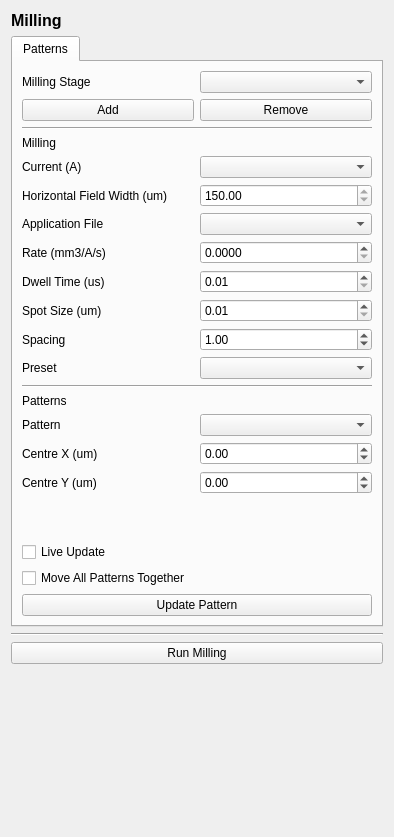
The window that fibsem/ui/qtdesigner_files/FibsemMillingWidget.ui (DeMarcoLab/fibsem) describes before a commit, drawn with Qt 5.
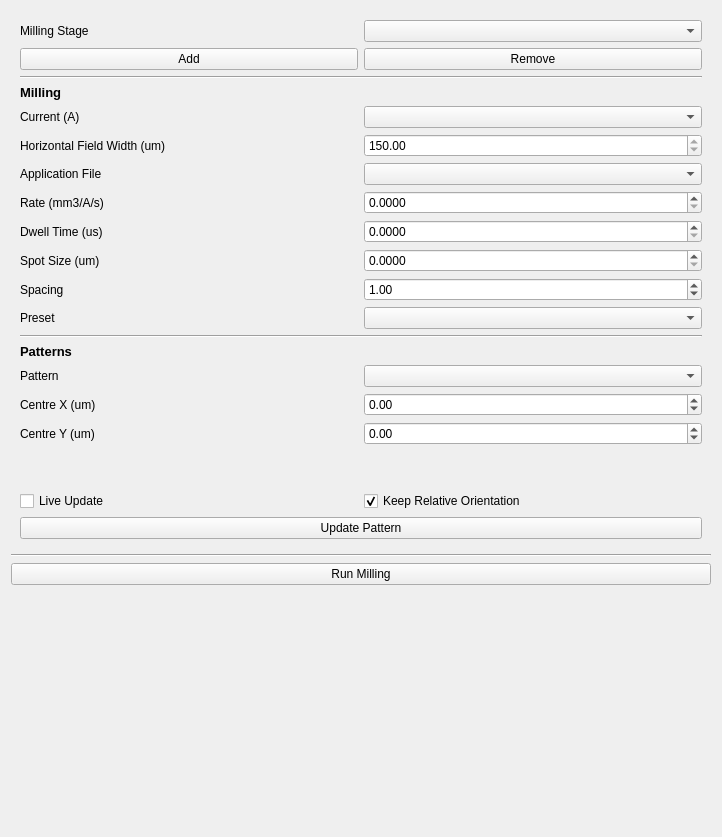
The same window after the commit.

Patch:
```diff
--- a/fibsem/ui/qtdesigner_files/FibsemMillingWidget.ui
+++ b/fibsem/ui/qtdesigner_files/FibsemMillingWidget.ui
@@ -6,7 +6,7 @@
    <rect>
     <x>0</x>
     <y>0</y>
-    <width>394</width>
+    <width>722</width>
     <height>837</height>
    </rect>
   </property>
@@ -14,21 +14,51 @@
    <string>Form</string>
   </property>
   <layout class="QGridLayout" name="gridLayout">
-   <item row="17" column="0" colspan="2">
-    <widget class="QTabWidget" name="tabWidget">
+   <item row="27" column="0" colspan="2">
+    <widget class="QLabel" name="label_info">
+     <property name="text">
+      <string/>
+     </property>
+     <property name="wordWrap">
+      <bool>true</bool>
+     </property>
+    </widget>
+   </item>
+   <item row="28" column="0" colspan="2">
+    <spacer name="verticalSpacer">
+     <property name="orientation">
+      <enum>Qt::Vertical</enum>
+     </property>
+     <property name="sizeHint" stdset="0">
+      <size>
+       <width>20</width>
+       <height>40</height>
+      </size>
+     </property>
+    </spacer>
+   </item>
+   <item row="18" column="0" colspan="2">
+    <widget class="Line" name="line">
+     <property name="orientation">
+      <enum>Qt::Horizontal</enum>
+     </property>
+    </widget>
+   </item>
+   <item row="26" column="0" colspan="2">
+    <widget class="QPushButton" name="pushButton_run_milling">
+     <property name="text">
+      <string>Run Milling</string>
+     </property>
+    </widget>
+   </item>
+   <item row="16" column="0" colspan="2">
+    <widget class="QFrame" name="frame">
      <property name="minimumSize">
       <size>
        <width>0</width>
        <height>0</height>
       </size>
      </property>
-     <property name="currentIndex">
-      <number>0</number>
-     </property>
-     <widget class="QWidget" name="tab_patterns">
-      <attribute name="title">
-       <string>Patterns</string>
-      </attribute>
       <layout class="QGridLayout" name="gridLayout_4">
        <item row="1" column="1">
         <widget class="QComboBox" name="comboBox_milling_stage"/>
@@ -38,6 +68,13 @@
        </item>
        <item row="4" column="0" colspan="2">
         <widget class="QLabel" name="label_milling_header">
+        <property name="font">
+         <font>
+          <pointsize>10</pointsize>
+          <weight>75</weight>
+          <bold>true</bold>
+         </font>
+        </property>
          <property name="text">
           <string>Milling</string>
          </property>
@@ -171,12 +208,21 @@
        </item>
        <item row="10" column="1">
         <widget class="QDoubleSpinBox" name="doubleSpinBox_spot_size">
+        <property name="decimals">
+         <number>4</number>
+        </property>
          <property name="minimum">
-          <double>0.010000000000000</double>
+         <double>0.000000000000000</double>
+        </property>
+        <property name="maximum">
+         <double>100000.000000000000000</double>
          </property>
          <property name="singleStep">
           <double>0.010000000000000</double>
          </property>
+        <property name="value">
+         <double>0.000000000000000</double>
+        </property>
         </widget>
        </item>
        <item row="10" column="0">
@@ -200,6 +246,9 @@
          <property name="singleStep">
           <double>0.010000000000000</double>
          </property>
+        <property name="value">
+         <double>0.000000000000000</double>
+        </property>
         </widget>
        </item>
        <item row="19" column="0">
@@ -257,12 +306,21 @@
        </item>
        <item row="9" column="1">
         <widget class="QDoubleSpinBox" name="doubleSpinBox_dwell_time">
+        <property name="decimals">
+         <number>4</number>
+        </property>
          <property name="minimum">
-          <double>0.010000000000000</double>
+         <double>0.000000000000000</double>
+        </property>
+        <property name="maximum">
+         <double>4000000.000000000000000</double>
          </property>
          <property name="singleStep">
           <double>0.010000000000000</double>
          </property>
+        <property name="value">
+         <double>0.000000000000000</double>
+        </property>
         </widget>
        </item>
        <item row="7" column="1">
@@ -277,6 +335,13 @@
        </item>
        <item row="14" column="0" colspan="2">
         <widget class="QLabel" name="label_patterns_header">
+        <property name="font">
+         <font>
+          <pointsize>10</pointsize>
+          <weight>75</weight>
+          <bold>true</bold>
+         </font>
+        </property>
          <property name="text">
           <string>Patterns</string>
          </property>
@@ -289,68 +354,20 @@
          </property>
         </widget>
        </item>
-       <item row="25" column="0">
-        <widget class="QCheckBox" name="checkBox_move_all_patterns">
+      <item row="24" column="1">
+       <widget class="QCheckBox" name="checkBox_relative_move">
          <property name="text">
-          <string>Move All Patterns Together</string>
-         </property>
-        </widget>
-       </item>
-      </layout>
-     </widget>
-    </widget>
-   </item>
-   <item row="29" column="0" colspan="2">
-    <spacer name="verticalSpacer">
-     <property name="orientation">
-      <enum>Qt::Vertical</enum>
-     </property>
-     <property name="sizeHint" stdset="0">
-      <size>
-       <width>20</width>
-       <height>40</height>
-      </size>
-     </property>
-    </spacer>
-   </item>
-   <item row="28" column="0" colspan="2">
-    <widget class="QLabel" name="label_info">
-     <property name="text">
-      <string/>
-     </property>
-     <property name="wordWrap">
+         <string>Keep Relative Orientation</string>
+        </property>
+        <property name="checked">
       <bool>true</bool>
+
      </property>
     </widget>
    </item>
-   <item row="19" column="0" colspan="2">
-    <widget class="Line" name="line">
-     <property name="orientation">
-      <enum>Qt::Horizontal</enum>
-     </property>
+     </layout>
     </widget>
    </item>
-   <item row="27" column="0" colspan="2">
-    <widget class="QPushButton" name="pushButton_run_milling">
-     <property name="text">
-      <string>Run Milling</string>
-     </property>
-    </widget>
-   </item>
-   <item row="0" column="0" colspan="2">
-    <widget class="QLabel" name="label_title">
-     <property name="font">
-      <font>
-       <pointsize>12</pointsize>
-       <weight>75</weight>
-       <bold>true</bold>
-      </font>
-     </property>
-     <property name="text">
-      <string>Milling</string>
-     </property>
-    </widget>
-   </item>
   </layout>
  </widget>
  <resources/>
```
Left out of the diff: 20 changed lines with no effect on the pictures. Lines whose indentation alone changed are shown as unchanged.
